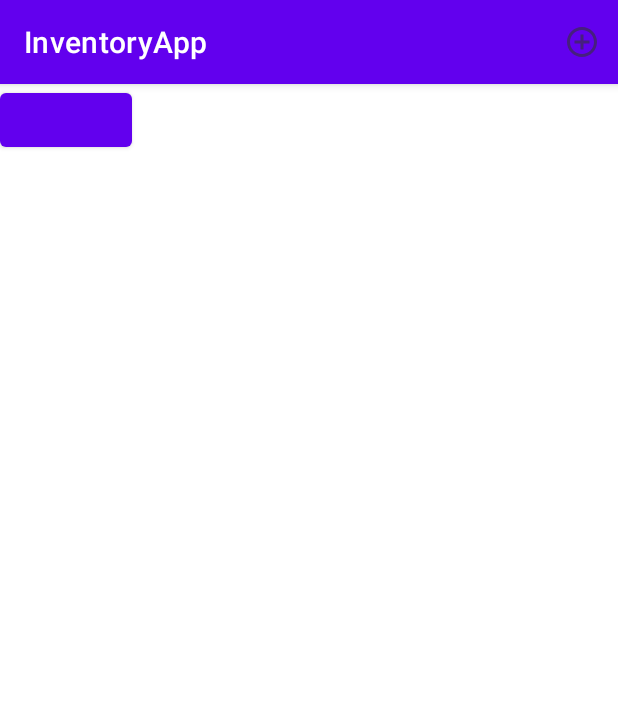
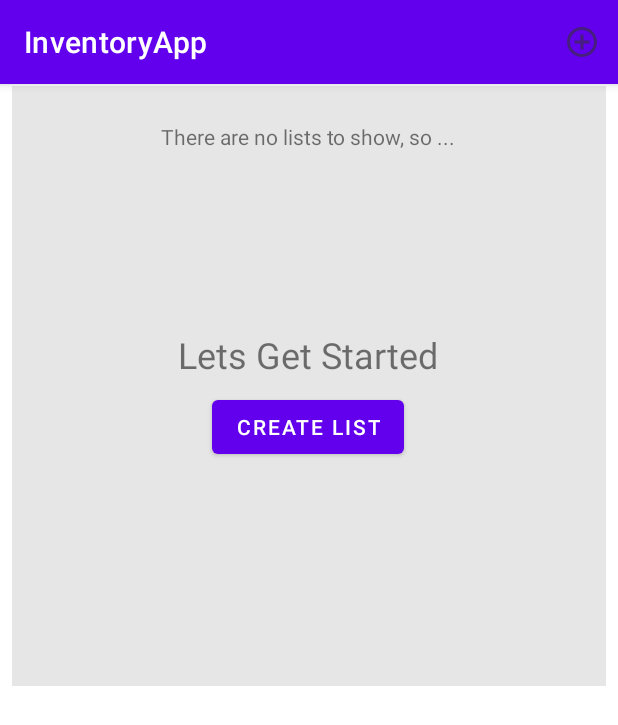
Before and after one commit to Arcane-Adagio/InventoryApp, an Android app: the screen it shows after launch (MainActivity), on a phone screen of 412 x 824 dp. Shown: the top 725 px of the screen. Run offline under Robolectric (Android 15) with nearby library versions, the phone set to English and light mode, and no system bars.

Commit message:
Fixes critical bug and adds list creation skeleton

```diff
--- a/app/src/main/java/com/example/inventoryapp/GlobalActions.java
+++ b/app/src/main/java/com/example/inventoryapp/GlobalActions.java
@@ -1,5 +1,6 @@
 package com.example.inventoryapp;
 
+import android.app.Activity;
 import android.app.AlertDialog;
 import android.app.Dialog;
 import android.content.Context;
@@ -16,6 +17,7 @@ import androidx.appcompat.app.ActionBar;
 import androidx.appcompat.app.AppCompatActivity;
 import androidx.appcompat.widget.Toolbar;
 import androidx.fragment.app.DialogFragment;
+import androidx.fragment.app.Fragment;
 import androidx.fragment.app.FragmentManager;
 
 import java.util.concurrent.Callable;
--- a/app/src/main/java/com/example/inventoryapp/InitFragment.java
+++ b/app/src/main/java/com/example/inventoryapp/InitFragment.java
@@ -77,14 +77,20 @@ public class InitFragment extends Fragment {
                 new Callable<Void>() {
                     @Override
                     public Void call() {
+                        MainActivity a = (MainActivity) getActivity();
+                        View view = getActivity().getLayoutInflater().inflate(layout,null);
+                        a.Testb(view);
+                        /*
                         //get the context of the dialog view, and use that to find the edit text
                         View view = getActivity().getLayoutInflater().inflate(layout,null);
                         final EditText eT = (EditText) view.findViewById(R.id.newInventoryNameEditText);
                         String inventoryName = String.valueOf(eT.getText());
                         //use the text entered as the header for a new activity
                         Intent intent = new Intent(HostActivity, InventoryActivity.class);
+                        Toast.makeText(HostActivity, inventoryName, Toast.LENGTH_SHORT).show();
                         intent.putExtra("name","Sample Inventory");
                         startActivity(intent);
+                         */
                         return null;
                     }
                 });
--- a/app/src/main/java/com/example/inventoryapp/MainActivity.java
+++ b/app/src/main/java/com/example/inventoryapp/MainActivity.java
@@ -16,6 +16,7 @@ import android.view.inputmethod.EditorInfo;
 import android.widget.EditText;
 import android.widget.ImageButton;
 import android.widget.TextView;
+import android.widget.Toast;
 
 public class MainActivity extends AppCompatActivity {
 
@@ -23,13 +24,14 @@ public class MainActivity extends AppCompatActivity {
     private static final String EMPTY_FRAG_TAG = "EmptyRV";
     private static final String LIST_FRAG_TAG = "ListRV";
     private static boolean emptyList = true;
+    EditText dialogEditText;
 
     @Override
     protected void onCreate(Bundle savedInstanceState) {
         super.onCreate(savedInstanceState);
         setContentView(R.layout.activity_main);
-        //if(emptyList){
-            //SetupInitFragment();
+        if(emptyList)
+            SetupInitFragment();
         //}
         //else
            // RecyclerViewFragment (savedInstanceState);
@@ -38,6 +40,7 @@ public class MainActivity extends AppCompatActivity {
     @Override
     protected void onStart() {
         Log.d("life", "HomeActivity: onStart");
+
         super.onStart();
     }
 
@@ -85,29 +88,22 @@ public class MainActivity extends AppCompatActivity {
         return super.onOptionsItemSelected(item);
     }
 
-    /*
-    public void RecyclerViewFragment(Bundle savedInstanceState){
-        if(savedInstanceState == null)
-            fragment = new RecyclerViewFragment();
-        else
-            fragment = getSupportFragmentManager().findFragmentByTag(EMPTY_FRAG_TAG);
-        getSupportFragmentManager().beginTransaction()
-                .replace(R.id.rv_container, fragment, EMPTY_FRAG_TAG)
-                .commit();
-    }*/
-
-    /*
     public void SetupInitFragment(){
         fragment = new InitFragment();
         getSupportFragmentManager().beginTransaction()
                 .replace(R.id.rv_container, fragment, EMPTY_FRAG_TAG)
                 .commit();
     }
-     */
 
     public void Testb(View view){
+        dialogEditText = (EditText) view.findViewById(R.id.newInventoryNameEditText);
+        String inventoryName = String.valueOf(dialogEditText.getText());
+        Toast.makeText(this, inventoryName, Toast.LENGTH_SHORT).show();
+        //use the text entered as the header for a new activity
         Intent intent = new Intent(this, InventoryActivity.class);
+        Toast.makeText(this, inventoryName, Toast.LENGTH_SHORT).show();
         intent.putExtra("name","Sample Inventory");
         startActivity(intent);
     }
+
 }
--- a/app/src/main/java/com/example/inventoryapp/RecyclerViewFragment.java
+++ b/app/src/main/java/com/example/inventoryapp/RecyclerViewFragment.java
@@ -103,7 +103,6 @@ public class RecyclerViewFragment extends Fragment {
     }
 
     public static void AddNewItem(){
-        Toast.makeText(inventory_rv.getContext(), "New Item Test Button", Toast.LENGTH_SHORT).show();
         // Popup Dialog
         InventoryItem a = new InventoryItem("Sample Item", "Date", "4");
         RecyclerViewAdapter.AddItem(a);
--- a/app/src/main/res/layout/activity_main.xml
+++ b/app/src/main/res/layout/activity_main.xml
@@ -4,11 +4,6 @@
     android:layout_height="match_parent"
     xmlns:app="http://schemas.android.com/apk/res-auto"
     android:orientation="vertical">
-
-    <Button
-        android:layout_width="wrap_content"
-        android:layout_height="wrap_content"
-        android:onClick="Testb"/>
 
 
     <FrameLayout
```
Also changed, not shown: app/src/main/java/com/example/inventoryapp/InventoryActivity.java (+4 -14 lines).
